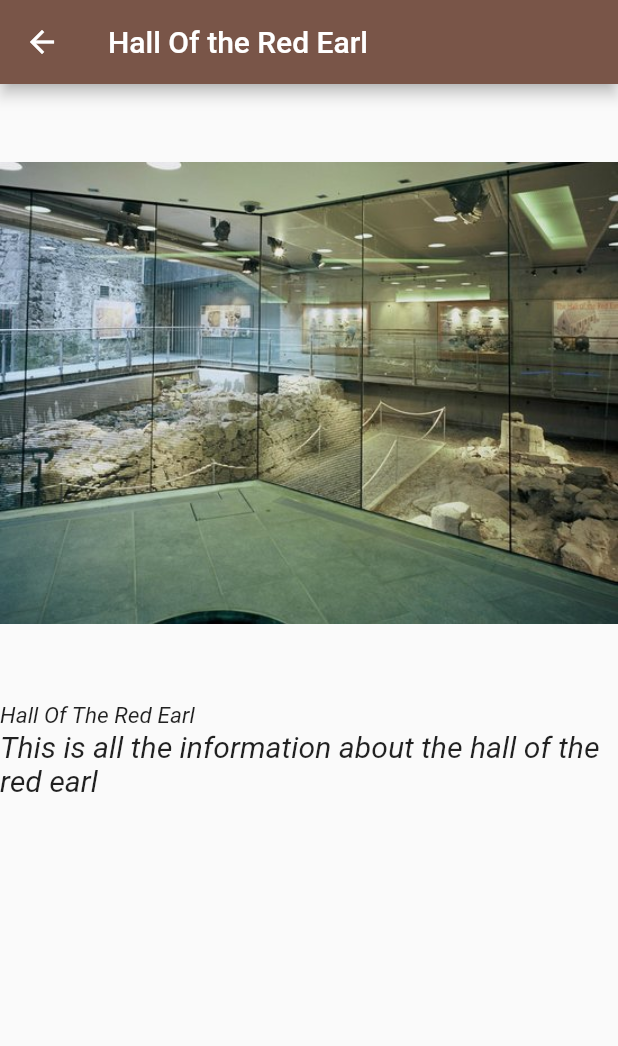
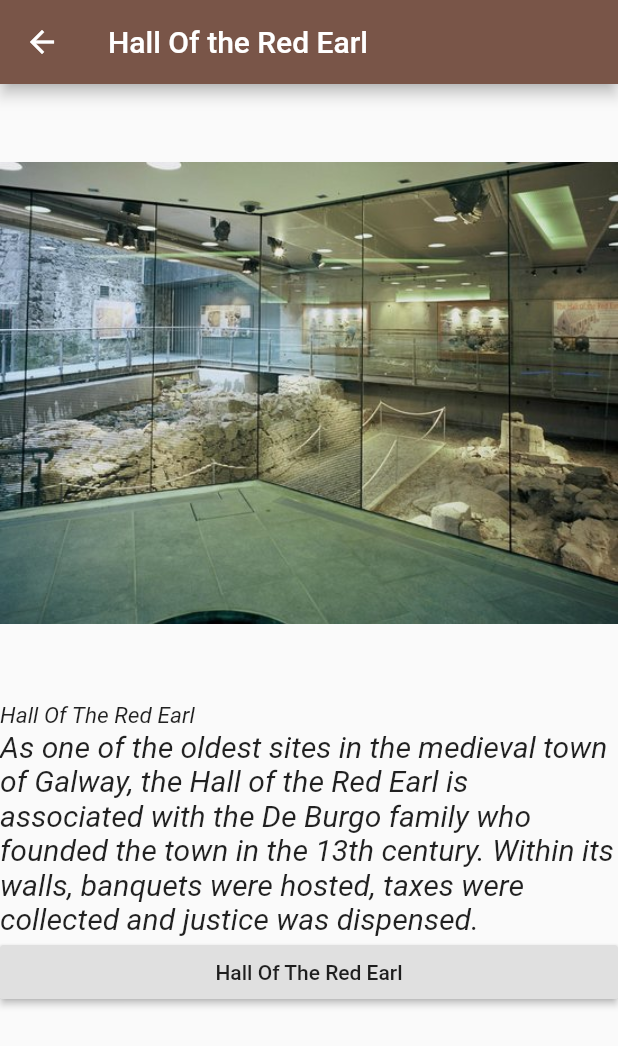
Before and after one commit to sarahCarroll/FinalYearProject, a Flutter app: the _MyHallPageState screen opened directly, on a phone screen of 412 x 824 dp. Shown: the top 1046 px of the screen. Run offline on Flutter 3.47's test engine with Material 2 defaults, Android fonts, the phone set to English and light mode, and no system bars; missing offline and left inert: map_view; statements that could not run were skipped.

Commit message:
updated dissertation and update app, navigate between pages

```diff
--- /dev/null
+++ b/testing/lib/hall.dart
@@ -0,0 +1,3 @@
+import 'package:flutter/material.dart';
+import 'package:map_view/map_view.dart';
+import 'package:testing/widget.dart';
--- a/testing/lib/main.dart
+++ b/testing/lib/main.dart
@@ -1,6 +1,7 @@
 import 'package:flutter/material.dart';
 import 'package:map_view/map_view.dart';
 import 'package:testing/widget.dart';
+import 'package:testing/hall.dart';
 
 var myKey = "AIzaSyDzLAc2Uos2XNBT26mMJRqQ33aHoSnF0oM";
 
@@ -33,37 +34,6 @@ class MyHomePage extends StatefulWidget {
 }
 
 class _MyHomePageState extends State<MyHomePage> {
-  // MapView mapView = new MapView();
-
-  // List<Marker> markers = <Marker>[
-  //   new Marker(
-  //     "Hall Of The Red Earl",
-  //     "Hall of the Red Earl",
-  //     53.2710,
-  //     -9.0537,
-  //   ),
-  //   new Marker("Lynch's Castle", "Lynch's Castle", 53.2722, -9.0533),
-  //   new Marker("st. nicholas' collegiate church",
-  //       "st. nicholas' collegiate church", 53.2727, -9.0539),
-  //   new Marker("Kings Head", "Kings Head", 53.2722, -9.0533),
-  //   new Marker("Eyre Square", "Eyre Square", 53.2747, -9.0500),
-  // ];
-
-  // displayMap() {
-  //   mapView.show(new MapOptions(
-  //     mapViewType: MapViewType.normal,
-  //     showUserLocation: true,
-  //     initialCameraPosition:
-  //         new CameraPosition(new Location(53.2707, -9.0568), 15.0),
-  //     title: "google map",
-  //   ));
-
-  //   mapView.onMapTapped.listen((tapped) {
-  //     mapView.setMarkers(markers);
-  //     mapView.zoomToFit(padding: 100);
-  //   });
-  // }
-
   @override
   Widget build(BuildContext context) {
     return Scaffold(
@@ -91,30 +61,12 @@ class _MyHomePageState extends State<MyHomePage> {
                 child: Text('Kings Head'),
                 elevation: 7.8,
                 onPressed: () {
-                  //Navigator.pushNamed(context, MyHallPage.routeName);
                   Navigator.push(
                     context,
                     MaterialPageRoute(builder: (context) => Map()),
                   );
                 }),
           ),
-        ]));
-  }
-}
-
-class _MyHallPageState extends StatelessWidget {
-  @override
-  Widget build(BuildContext context) {
-    return new Scaffold(
-        appBar: new AppBar(
-          title: new Text("Hall Of the Red Earl"),
-        ),
-        body: new ListView(children: <Widget>[
-          new MyImageWidget(),
-          new Text("Hall Of The Red Earl",
-              style: TextStyle(fontStyle: FontStyle.italic, fontSize: 15.0)),
-          new Text("This is all the information about the hall of the red earl",
-              style: TextStyle(fontStyle: FontStyle.italic, fontSize: 20.0)),
         ]));
   }
 }
@@ -153,10 +105,66 @@ class Map extends StatelessWidget {
 
   @override
   Widget build(BuildContext context) {
+    mapView.show(new MapOptions(
+      mapViewType: MapViewType.normal,
+      showUserLocation: true,
+      initialCameraPosition:
+          new CameraPosition(new Location(53.2707, -9.0568), 15.0),
+      title: "google map",
+    ));
+    mapView.onMapTapped.listen((tapped) {
+      mapView.setMarkers(markers);
+      mapView.zoomToFit(padding: 100);
+    });
     return new Scaffold(
         appBar: new AppBar(
-          title: new Text("Google Maps"),
+          title: new Text("Hall Of the Red Earl"),
         ),
         body: displayMap());
   }
 }
+
+class _MyHallPageStateMore extends StatelessWidget {
+  @override
+  Widget build(BuildContext context) {
+    return new Scaffold(
+        appBar: new AppBar(
+          title: new Text("Hall Of the Red Earl"),
+        ),
+        body: new ListView(children: <Widget>[
+          new MyImageWidget(),
+          new Text("Hall Of The Red Earl",
+              style: TextStyle(fontStyle: FontStyle.italic, fontSize: 15.0)),
+          new Text("MESSAGE- long getting info from db",
+              style: TextStyle(fontStyle: FontStyle.italic, fontSize: 20.0)),
+        ]));
+  }
+}
+
+class _MyHallPageState extends StatelessWidget {
+  @override
+  Widget build(BuildContext context) {
+    return new Scaffold(
+        appBar: new AppBar(
+          title: new Text("Hall Of the Red Earl"),
+        ),
+        body: new ListView(children: <Widget>[
+          new MyImageWidget(),
+          new Text("Hall Of The Red Earl",
+              style: TextStyle(fontStyle: FontStyle.italic, fontSize: 15.0)),
+          new Text(
+              "As one of the oldest sites in the medieval town of Galway, the Hall of the Red Earl is associated with the De Burgo family who founded the town in the 13th century. Within its walls, banquets were hosted, taxes were collected and justice was dispensed.",
+              style: TextStyle(fontStyle: FontStyle.italic, fontSize: 20.0)),
+          new RaisedButton(
+              child: Text('Hall Of The Red Earl'),
+              onPressed: () {
+                //Navigator.pushNamed(context, MyHallPage.routeName);
+                Navigator.push(
+                  context,
+                  MaterialPageRoute(builder: (context) => _MyHallPageStateMore()),
+                );
+                //MaterialPageRoute(builder: (context) => ));
+              }),
+        ]));
+  }
+}
```
Also changed, not shown: 3 other files.
